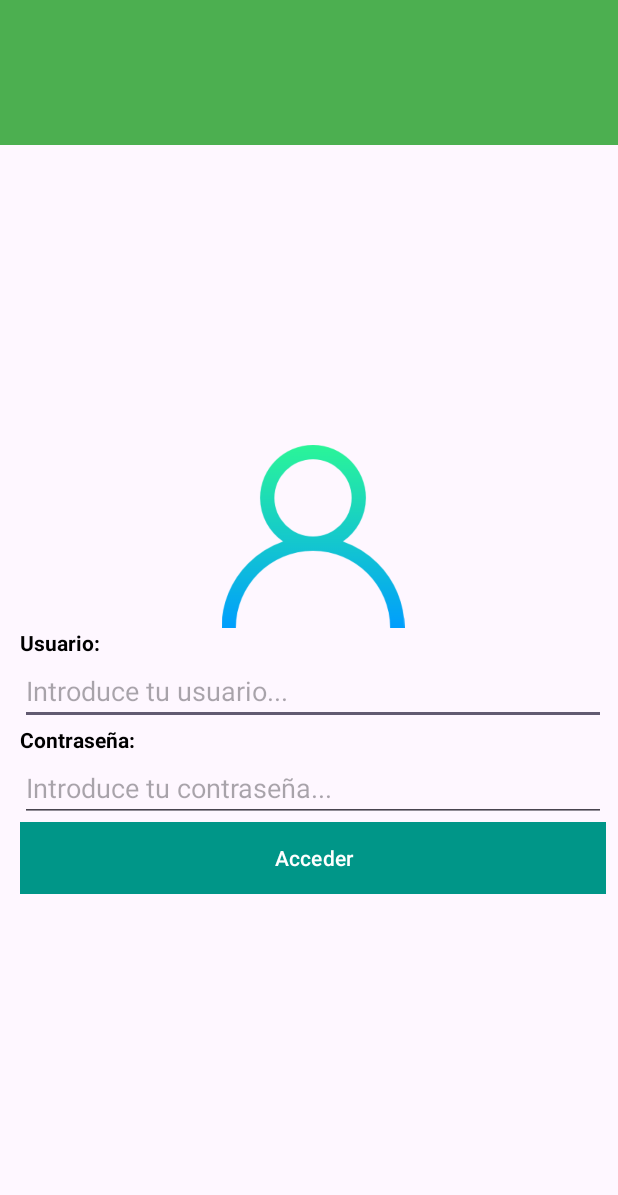
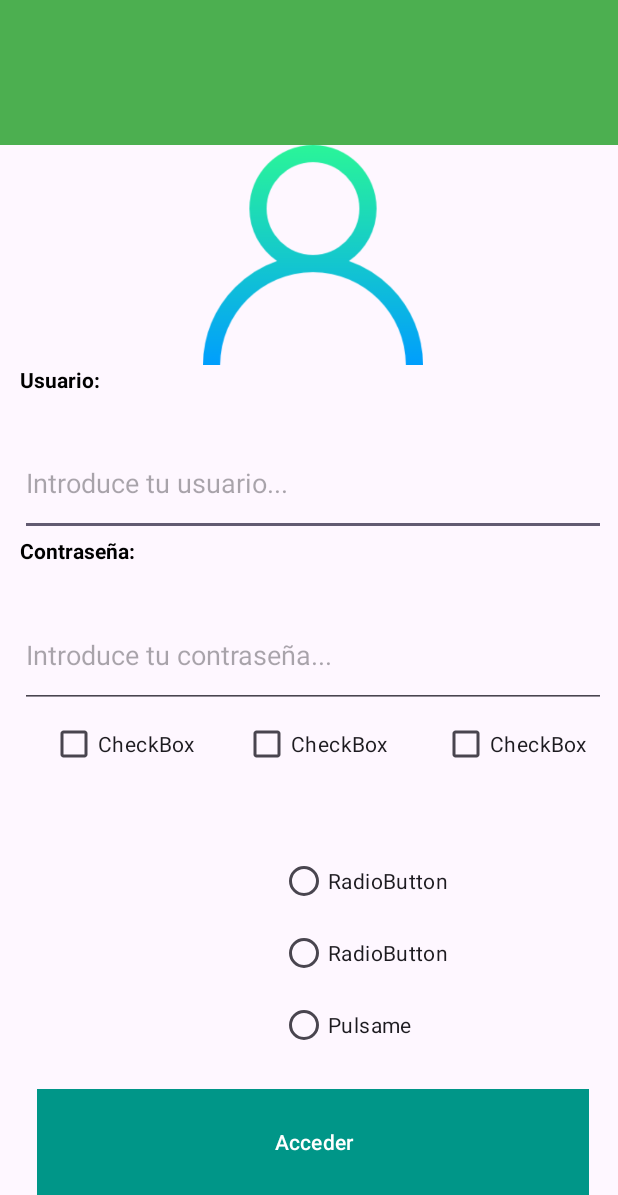
Before and after one commit to acascoc098/Aplicacion_t2, an Android app: the screen it shows after launch (Login), on a phone screen of 412 x 824 dp, the part 41-1236 px from its top. Run offline under Robolectric (Android 15) with nearby library versions, the phone set to English and light mode, and no system bars.

Commit message:
Añadimos funciones a los botones.

```diff
--- a/app/build.gradle.kts
+++ b/app/build.gradle.kts
@@ -33,6 +33,9 @@ android {
     kotlinOptions {
         jvmTarget = "1.8"
     }
+    viewBinding{
+       enable = true
+    }
 }
 
 dependencies {
--- a/app/src/main/java/com/example/aplicacion_t2/Login.kt
+++ b/app/src/main/java/com/example/aplicacion_t2/Login.kt
@@ -3,14 +3,25 @@ package com.example.aplicacion_t2
 import android.content.Intent
 import androidx.appcompat.app.AppCompatActivity
 import android.os.Bundle
+import android.view.View
+import android.widget.AdapterView
 import android.widget.Button
+import android.widget.CheckBox
 import android.widget.EditText
+import android.widget.RadioButton
+import android.widget.RadioGroup
+import android.widget.Spinner
 import android.widget.Toast
 
 class Login : AppCompatActivity() {
     private lateinit var usernameEditText: EditText
     private lateinit var passwordEditText: EditText
     private lateinit var loginButton: Button
+    private lateinit var chk1: CheckBox
+    private lateinit var chk2: CheckBox
+    private lateinit var chk3: CheckBox
+    private lateinit var spinner: Spinner
+    private lateinit var radioGroup: RadioGroup
 
     private val MYUSSER = "acascoc098"
     private val MYPASS = "acascoc"
@@ -22,6 +33,11 @@ class Login : AppCompatActivity() {
         usernameEditText = findViewById(R.id.usuario)
         passwordEditText = findViewById(R.id.contraseña)
         loginButton = findViewById(R.id.boton)
+        chk1 = findViewById(R.id.chk_1)
+        chk2 = findViewById(R.id.chk_2)
+        chk3 = findViewById(R.id.chk_3)
+        spinner = findViewById(R.id.spinner)
+        radioGroup = findViewById(R.id.radioGroup)
 
         loginButton.setOnClickListener {
             val usernameInput = usernameEditText.text.toString()
@@ -36,5 +52,60 @@ class Login : AppCompatActivity() {
                 Toast.makeText(this, "Usuario o contarseña incorrectos", Toast.LENGTH_SHORT).show()
             }
         }
+
+        chk1.setOnCheckedChangeListener { _, isChecked ->
+            if (isChecked) {
+                // Acción cuando se selecciona chk1
+                showToast("CheckBox 1 seleccionado")
+            } else {
+                // Acción cuando se deselecciona chk1
+                showToast("CheckBox 1 deseleccionado")
+            }
+        }
+
+        // Evento para CheckBox 2
+        chk2.setOnCheckedChangeListener { _, isChecked ->
+            if (isChecked) {
+                // Acción cuando se selecciona chk2
+                showToast("CheckBox 2 seleccionado")
+            } else {
+                // Acción cuando se deselecciona chk2
+                showToast("CheckBox 2 deseleccionado")
+            }
+        }
+
+        // Evento para CheckBox 3
+        chk3.setOnCheckedChangeListener { _, isChecked ->
+            if (isChecked) {
+                // Acción cuando se selecciona chk3
+                showToast("CheckBox 3 seleccionado")
+            } else {
+                // Acción cuando se deselecciona chk3
+                showToast("CheckBox 3 deseleccionado")
+            }
+        }
+
+        // Evento para Spinner
+        spinner.onItemSelectedListener = object : AdapterView.OnItemSelectedListener {
+            override fun onItemSelected(parent: AdapterView<*>?, view: View?, position: Int, id: Long) {
+                val selectedItem = parent?.getItemAtPosition(position).toString()
+                showToast("Elemento seleccionado: $selectedItem")
+            }
+
+            override fun onNothingSelected(parent: AdapterView<*>?) {
+                showToast("Ningún elemento seleccionado en el Spinner")
+            }
+        }
+
+        // Evento para RadioButtons
+        radioGroup.setOnCheckedChangeListener { group, checkedId ->
+            val radioButton: RadioButton = findViewById(checkedId)
+            val radioText = radioButton.text.toString()
+            showToast("RadioButton seleccionado: $radioText")
+        }
+    }
+
+    private fun showToast(message: String) {
+        Toast.makeText(this, message, Toast.LENGTH_SHORT).show()
     }
 }
--- /dev/null
+++ b/app/src/main/res/drawable/borde_redondo_edit_text.xml
@@ -0,0 +1,14 @@
+<?xml version="1.0" encoding="utf-8"?>
+<shape xmlns:android="http://schemas.android.com/apk/res/android" android:shape="rectangle">
+    <solid android:color="#ffffff"/>
+
+    <stroke android:width="3dp"
+        android:color="#ff000000"/>
+
+    <padding android:left="1dp"
+        android:top="1dp"
+        android:right="1dp"
+        android:bottom="1dp"/>
+
+    <corners android:radius="30px"/>
+</shape>
--- a/app/src/main/res/layout/log_in.xml
+++ b/app/src/main/res/layout/log_in.xml
@@ -41,7 +41,8 @@
             android:id="@+id/imageView"
             android:layout_width="177dp"
             android:layout_height="122dp"
-            android:src="@drawable/usuario" />
+            android:src="@drawable/usuario"
+            android:layout_weight="1"/>
 
         <TextView
             android:id="@+id/usuariotv"
@@ -49,14 +50,16 @@
             android:layout_height="wrap_content"
             android:text="@string/usu"
             android:textColor="#000000"
-            android:textStyle="bold" />
+            android:textStyle="bold"
+            android:layout_weight="1"/>
 
         <EditText
             android:id="@+id/usuario"
             android:layout_width="match_parent"
             android:layout_height="wrap_content"
             android:hint="@string/usu2"
-            android:inputType="text" />
+            android:inputType="text"
+            android:layout_weight="1"/>
 
         <TextView
             android:id="@+id/contraseñatv"
@@ -64,23 +67,97 @@
             android:layout_height="wrap_content"
             android:text="@string/contra"
             android:textColor="#000000"
-            android:textStyle="bold" />
+            android:textStyle="bold"
+            android:layout_weight="1"/>
 
         <EditText
             android:id="@+id/contraseña"
             android:layout_width="match_parent"
             android:layout_height="wrap_content"
             android:hint="@string/contra2"
-            android:inputType="textPassword" />
+            android:inputType="textPassword"
+            android:layout_weight="1"/>
+
+        <LinearLayout
+            android:layout_width="match_parent"
+            android:layout_height="wrap_content"
+            android:orientation="horizontal"
+            android:layout_weight="1">
+
+            <CheckBox
+                android:id="@+id/chk_1"
+                android:layout_width="wrap_content"
+                android:layout_height="wrap_content"
+                android:layout_marginStart="20dp"
+                android:layout_weight="1"
+                android:text="CheckBox" />
+
+            <CheckBox
+                android:id="@+id/chk_2"
+                android:layout_width="wrap_content"
+                android:layout_height="wrap_content"
+                android:layout_marginStart="20dp"
+                android:layout_weight="1"
+                android:text="CheckBox" />
+
+            <CheckBox
+                android:id="@+id/chk_3"
+                android:layout_width="wrap_content"
+                android:layout_height="wrap_content"
+                android:layout_marginStart="24dp"
+                android:layout_weight="1"
+                android:text="CheckBox" />
+
+        </LinearLayout>
+
+        <LinearLayout
+            android:layout_width="369dp"
+            android:layout_height="168dp"
+            android:layout_weight="0.5"
+            android:gravity="center"
+            android:orientation="horizontal">
+
+            <Spinner
+                android:id="@+id/spinner"
+                android:layout_width="wrap_content"
+                android:layout_height="wrap_content"
+                android:background="@drawable/borde_redondo_edit_text" />
+
+            <RadioGroup
+                android:id="@+id/radioGroup"
+                android:layout_width="wrap_content"
+                android:layout_height="wrap_content"
+                android:layout_marginStart="68dp">
+
+                <RadioButton
+                    android:id="@+id/btr_1"
+                    android:layout_width="match_parent"
+                    android:layout_height="wrap_content"
+                    android:text="RadioButton" />
+
+                <RadioButton
+                    android:id="@+id/btr_2"
+                    android:layout_width="match_parent"
+                    android:layout_height="wrap_content"
+                    android:text="RadioButton" />
+
+                <RadioButton
+                    android:id="@+id/btr_3"
+                    android:layout_width="match_parent"
+                    android:layout_height="wrap_content"
+                    android:text="Pulsame" />
+            </RadioGroup>
+
+        </LinearLayout>
 
         <Button
             android:id="@+id/boton"
-            android:layout_width="match_parent"
-            android:layout_height="wrap_content"
+            android:layout_width="368dp"
+            android:layout_height="20dp"
+            android:layout_weight="2"
+            android:background="@color/btn"
             android:text="@string/boton"
-            android:background="@color/btn"
-            app:backgroundTint="@null"
-            />
+            app:backgroundTint="@null" />
 
     </LinearLayout>
 
```
